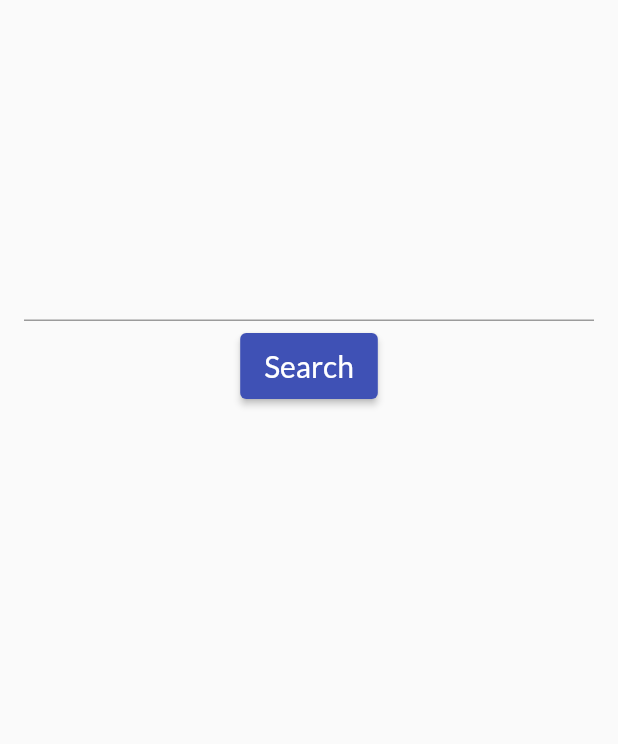
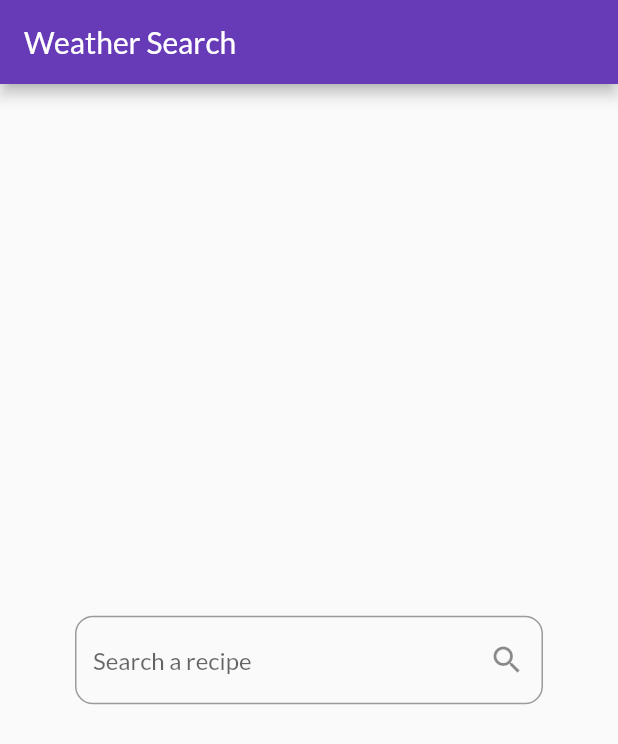
Before and after one commit to KagisoMashigo/chow_down, a Flutter app: the SearchPage screen opened directly, on a phone screen of 412 x 824 dp. Shown: the top 744 px of the screen. Run offline on Flutter 3.47's test engine with Material 2 defaults, Android fonts, the phone set to English and light mode, and no system bars; our stand-ins replace auto_size_text, bloc, cloud_firestore, dio, equatable, firebase_auth and 4 more; missing offline and left inert: flutter_login_facebook; accounts and stored records are empty; network calls fail.

Commit message:
implement cubit

```diff
--- /dev/null
+++ b/lib/cubit/search_cubit.dart
@@ -0,0 +1,27 @@
+import 'dart:math';
+
+import 'package:bloc/bloc.dart';
+import 'package:chow_down/core/data/sources/remotes/spoonacular_api/search_remote_repository.dart';
+import 'package:chow_down/domain/models/search/search_result_model.dart';
+import 'package:chow_down/models/error/error.dart';
+import 'package:equatable/equatable.dart';
+
+part 'search_state.dart';
+
+class SearchCubit extends Cubit<SearchState> {
+  final RemoteSearchRepository _searchRepository;
+
+  SearchCubit(this._searchRepository) : super(SearchInitial());
+
+  Future<void> fetchRecipesList() async {
+    try {
+      emit(SearchLoading());
+
+      final searchResults = await _searchRepository.getRecipesList();
+
+      emit(SearchLoaded(searchResults));
+    } on Failure {
+      emit(SearchError('API error when fetching results'));
+    }
+  }
+}
--- /dev/null
+++ b/lib/cubit/search_state.dart
@@ -0,0 +1,48 @@
+part of 'search_cubit.dart';
+
+abstract class SearchState extends Equatable {
+  const SearchState();
+
+  @override
+  List<Object> get props => [];
+}
+
+// The initial search bar
+class SearchInitial extends SearchState {
+  const SearchInitial();
+}
+
+class SearchLoading extends SearchState {
+  const SearchLoading();
+}
+
+class SearchLoaded extends SearchState {
+  final SearchResultList searchResultList;
+  const SearchLoaded(this.searchResultList);
+
+  // TODO: incorporate freezed later on as this is not prod viable
+  @override
+  bool operator ==(Object other) {
+    if (identical(this, other)) return true;
+
+    return other is SearchLoaded && other.searchResultList == searchResultList;
+  }
+
+  @override
+  int get hashCode => searchResultList.hashCode;
+}
+
+class SearchError extends SearchState {
+  final String message;
+  const SearchError(this.message);
+
+  @override
+  bool operator ==(Object other) {
+    if (identical(this, other)) return true;
+
+    return other is SearchError && other.message == message;
+  }
+
+  @override
+  int get hashCode => message.hashCode;
+}
--- a/lib/pages/search/search_page.dart
+++ b/lib/pages/search/search_page.dart
@@ -1,97 +1,103 @@
-import 'package:chow_down/components/buttons/form_submit_button.dart';
-import 'package:chow_down/components/cards/recipe_card.dart';
-import 'package:chow_down/domain/models/recipe/recipe_model.dart';
-import 'package:chow_down/providers/search_provider.dart';
+import 'package:chow_down/cubit/search_cubit.dart';
+import 'package:chow_down/domain/models/search/search_result_model.dart';
 import 'package:flutter/material.dart';
-import 'package:provider/provider.dart';
+import 'package:flutter_bloc/flutter_bloc.dart';
 
 class SearchPage extends StatefulWidget {
-  SearchPage({Key key}) : super(key: key);
-
   @override
   _SearchPageState createState() => _SearchPageState();
 }
 
 class _SearchPageState extends State<SearchPage> {
-  SearchProvider provider;
-
-  @override
-  void initState() {
-    provider = Provider.of<SearchProvider>(context, listen: false);
-    super.initState();
-    provider.getRecipeResults();
-  }
-
-  final TextEditingController _emailController = TextEditingController();
-  final FocusNode _emailFocusNode = FocusNode();
   @override
   Widget build(BuildContext context) {
     return Scaffold(
-      body: Padding(
-        padding: const EdgeInsets.all(16.0),
-        child: Column(
-          children: [
-            SizedBox(height: 150),
-            _buildEmailTextField(),
-            SizedBox(height: 8.0),
-            FormSubmitButton(
-              text: 'Search',
-              onPressed: () {},
-            ),
-          ],
+      appBar: AppBar(
+        title: Text("Weather Search"),
+      ),
+      body: Container(
+        padding: EdgeInsets.symmetric(vertical: 16),
+        alignment: Alignment.center,
+        child: BlocConsumer<SearchCubit, SearchState>(
+          listener: (context, state) {
+            if (state is SearchError) {
+              ScaffoldMessenger.of(context).showSnackBar(
+                SnackBar(
+                  content: Text(state.message),
+                ),
+              );
+            }
+          },
+          builder: (context, state) {
+            if (state is SearchInitial) {
+              return buildInitialInput();
+            } else if (state is SearchLoading) {
+              return buildLoading();
+            } else if (state is SearchLoaded) {
+              return buildColumnWithData(state.searchResultList);
+            } else {
+              // error state snackbar
+              return buildInitialInput();
+            }
+          },
         ),
       ),
     );
   }
 
-//TODO: create recipeCard model
-  Widget _createCard(Recipe recipe) {
-    final title = recipe.title;
-    final image = recipe.image;
-    final id = recipe.id;
-    final imageType = recipe.imageType;
-
-    return RecipeCard(
-      title: title,
-      imageUrl: image,
-      id: id,
-      imageType: imageType,
+  Widget buildInitialInput() {
+    return Center(
+      child: SearchInputField(),
     );
   }
 
-  //   List<Widget> _renderEventList() {
-  //   final filteredEvents = events
-  //       .where((e) => e.type != MotionType.stopped)
-  //       .toSet()
-  //       .map<Widget>((eventData) => _createCard(eventData))
-  //       .toList();
+  Widget buildLoading() {
+    return Center(
+      child: CircularProgressIndicator(),
+    );
+  }
 
-  //   return filteredEvents;
-  // }
-
-  TextField _buildEmailTextField() {
-    return TextField(
-      // TODO: style the form and card
-      // style: TextStyle(color: Colors.white),
-      controller: _emailController,
-      focusNode: _emailFocusNode,
-      decoration: InputDecoration(
-          // labelText: 'Email',
-          ),
-      autocorrect: false,
-      keyboardType: TextInputType.emailAddress,
-      // onChanged: model.updateEmail,
+  Column buildColumnWithData(SearchResultList searchResultList) {
+    return Column(
+      mainAxisAlignment: MainAxisAlignment.spaceEvenly,
+      children: <Widget>[
+        // Text(
+        //   weather.cityName,
+        //   style: TextStyle(
+        //     fontSize: 40,
+        //     fontWeight: FontWeight.w700,
+        //   ),
+        // ),
+        // Text(
+        //   // Display the temperature with 1 decimal place
+        //   "${weather.temperatureCelsius.toStringAsFixed(1)} °C",
+        //   style: TextStyle(fontSize: 80),
+        // ),
+        SearchInputField(),
+      ],
     );
   }
 }
 
-class Search extends StatelessWidget {
-  const Search({Key key}) : super(key: key);
-
+class SearchInputField extends StatelessWidget {
   @override
   Widget build(BuildContext context) {
-    return Container(
-      child: Column(),
+    return Padding(
+      padding: const EdgeInsets.symmetric(horizontal: 50),
+      child: TextField(
+        onSubmitted: (value) => submitRecipe(context, value),
+        textInputAction: TextInputAction.search,
+        decoration: InputDecoration(
+          hintText: "Search a recipe",
+          border: OutlineInputBorder(borderRadius: BorderRadius.circular(12)),
+          suffixIcon: Icon(Icons.search),
+        ),
+      ),
     );
   }
+
+  void submitRecipe(BuildContext context, String recipeName) {
+    final searchCubit = context.read<SearchCubit>();
+    searchCubit.fetchRecipesList();
+  }
 }
--- a/lib/providers/search_provider.dart
+++ b/lib/providers/search_provider.dart
@@ -1,41 +1,41 @@
-import 'package:chow_down/domain/models/search/search_result_model.dart';
-import 'package:chow_down/models/error/error.dart';
-import 'package:chow_down/providers/authenticated_provider.dart';
-import 'package:chow_down/providers/busy_provider.dart';
-import 'package:chow_down/services/search_service.dart';
+// import 'package:chow_down/domain/models/search/search_result_model.dart';
+// import 'package:chow_down/models/error/error.dart';
+// import 'package:chow_down/providers/authenticated_provider.dart';
+// import 'package:chow_down/providers/busy_provider.dart';
+// import 'package:chow_down/services/search_service.dart';
 
-class SearchProvider extends BusyProvider implements AuthenticatedProvider {
-  SearchProvider({SearchService service})
-      : _service = service ?? SearchService.instance;
+// class SearchProvider extends BusyProvider implements AuthenticatedProvider {
+//   SearchProvider({SearchService service})
+//       : _service = service ?? SearchService.instance;
 
-  SearchService _service;
+//   SearchService _service;
 
-  List<SearchResultList> _results;
+//   List<SearchResultList> _results;
 
-  /// Copy of the list of sources of this group
-  List<SearchResultList> get results => _results;
+//   /// Copy of the list of sources of this group
+//   List<SearchResultList> get results => _results;
 
-  Future<void> getRecipeResults() async {
-    try {
-      final response = await _service.getRecipe();
-      print('Res: $response');
-      _results = response ?? <SearchResultList>[];
-      print('Recipes: $_results');
-    } catch (e) {
-      if (e is ApiException) {
-        print(e);
-      }
-      print(e);
-    }
-  }
+//   Future<void> getRecipeResults() async {
+//     try {
+//       final response = await _service.getRecipe();
+//       print('Res: $response');
+//       _results = response ?? <SearchResultList>[];
+//       print('Recipes: $_results');
+//     } catch (e) {
+//       if (e is ApiException) {
+//         print(e);
+//       }
+//       print(e);
+//     }
+//   }
 
-  @override
-  void init() {
-    _service = _service ?? SearchService.instance;
-  }
+//   @override
+//   void init() {
+//     _service = _service ?? SearchService.instance;
+//   }
 
-  void logout() {
-    _service = null;
-    _results = <SearchResultList>[];
-  }
-}
+//   void logout() {
+//     _service = null;
+//     _results = <SearchResultList>[];
+//   }
+// }
--- a/lib/services/search_service.dart
+++ b/lib/services/search_service.dart
@@ -4,29 +4,29 @@ import 'package:chow_down/domain/models/search/search_result_model.dart';
 import 'package:chow_down/services/service_commons.dart';
 import 'package:flutter/material.dart';
 
-class SearchService implements DisposableService {
-  static SearchService _instance;
+// class SearchService implements DisposableService {
+//   static SearchService _instance;
 
-  SearchService._(this._repository) {
-    _instance = this;
-  }
+//   SearchService._(this._repository) {
+//     _instance = this;
+//   }
 
-  RemoteSearch _repository;
+//   SearchRepository _repository;
 
-  factory SearchService({@required SearchResultRepository repository}) =>
-      _instance ?? SearchService._(repository);
+//   factory SearchService({@required SearchResultRepository repository}) =>
+//       _instance ?? SearchService._(repository);
 
-  static SearchService get instance => _instance;
+//   static SearchService get instance => _instance;
 
-  @override
-  void dispose() {
-    _repository?.dispose();
-    _instance = null;
-  }
+//   @override
+//   void dispose() {
+//     _repository?.dispose();
+//     _instance = null;
+//   }
 
-  Future<SearchResultList> getRecipe() async {
-    final response = await _repository.getRecipesList();
+//   Future<SearchResultList> getRecipe() async {
+//     final response = await _repository.getRecipesList();
 
-    return response;
-  }
-}
+//     return response;
+//   }
+// }
```
Also changed, not shown: lib/core/data/sources/remotes/spoonacular_api/search_remote_repository.dart (+3 -41 lines), lib/providers/providers.dart (+10 -2 lines).
